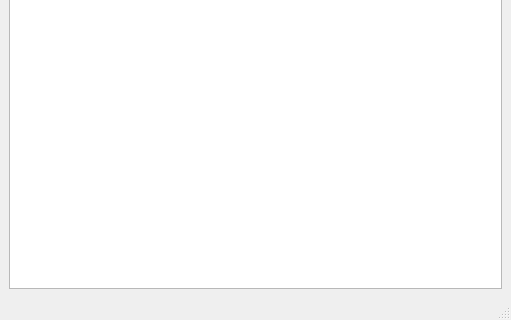
Old version of the form ui/main_window.ui in the repository qurbanaliq/TexMan; both pictures show x 0 to 511 and y 223 to 543 of the 511 by 543 pixel window.
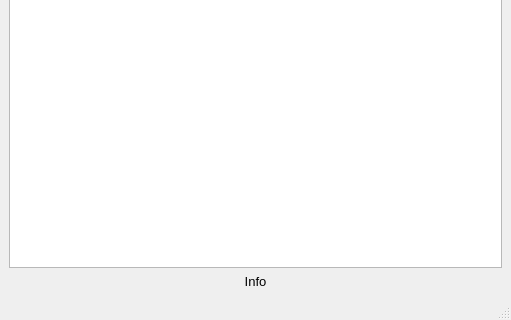
New version of the form.

Commit message: info label added

```diff
--- a/ui/main_window.ui
+++ b/ui/main_window.ui
@@ -30,6 +30,23 @@
       </column>
      </widget>
     </item>
+    <item>
+     <widget class="QLabel" name="infoLabel">
+      <property name="font">
+       <font>
+        <pointsize>10</pointsize>
+        <strikeout>false</strikeout>
+        <kerning>true</kerning>
+       </font>
+      </property>
+      <property name="text">
+       <string>Info</string>
+      </property>
+      <property name="alignment">
+       <set>Qt::AlignCenter</set>
+      </property>
+     </widget>
+    </item>
    </layout>
   </widget>
   <widget class="QMenuBar" name="menubar">
```
The commit also changes 2 other files.
